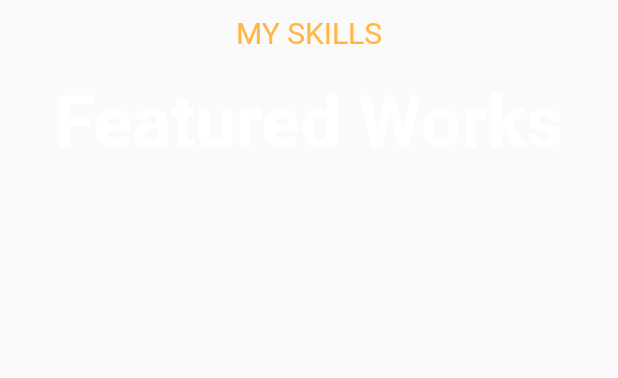
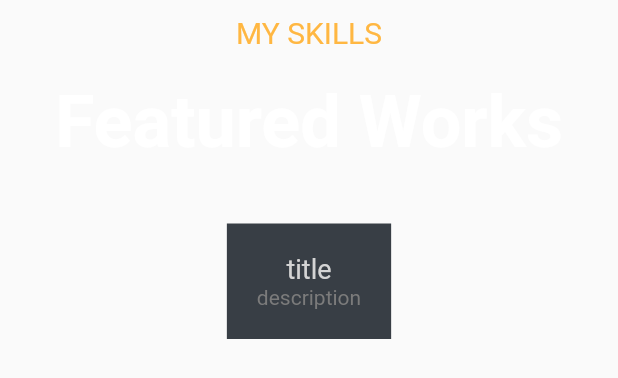
Before and after one commit to archp4/flutter_portfolio_v1, a Flutter app: the PersonalProject widget shown alone on an empty page, opened directly, on a phone screen of 412 x 824 dp. Shown: the top 378 px of the screen. Run offline on Flutter 3.47's test engine with Material 2 defaults, Android fonts, the phone set to English and light mode, and no system bars; our stand-ins replace dio, flutter_svg, timeline_tile; network calls fail.

Commit message:
added model and some bug fixes

```diff
--- a/lib/consts.dart
+++ b/lib/models/consts.dart
@@ -7,6 +7,7 @@ class ConstantValue {
   Color blackColor = const Color(0xff212529);
   Color yellowColor = const Color(0xffFFB742);
   Color whiteColor = const Color(0xffd4d4d4);
+  Color cardBackground = const Color(0xff383E45);
 }
 
 ConstantValue constantValue = ConstantValue();
--- /dev/null
+++ b/lib/models/projects.dart
@@ -0,0 +1,33 @@
+import 'package:portfilo/models/links.dart';
+
+class Projects {
+  final String title;
+  final String description;
+  final Links links;
+  Projects({
+    required this.title,
+    required this.description,
+    required this.links,
+  });
+}
+
+List<Projects> projects = [
+  Projects(
+    title: 'BBVS',
+    description:
+        "It's a simple voting application which is an decentralized application built using Flutter and the Ethereum Framework, and it has two modules: one for users and the other for administrators. Users can access services including adding and viewing users, candidates, elections, and verification, which allows administrators to validate users and check voting records. Users, on the other hand, can only vote in the current poll and then look at the results.",
+    links: Links(),
+  ),
+  Projects(
+    title: 'STAPP',
+    description:
+        "It's a simple voting application which is an decentralized application built using Flutter and the Ethereum Framework, and it has two modules: one for users and the other for administrators. Users can access services including adding and viewing users, candidates, elections, and verification, which allows administrators to validate users and check voting records. Users, on the other hand, can only vote in the current poll and then look at the results.",
+    links: Links(),
+  ),
+  Projects(
+    title: 'Social Distance Indicator',
+    description:
+        "It's IOT simulation project build using Arduino and Tinkercad.It can be used in place where people in everyday activity in crowded place like ticket counter at rain or bus station also counters of shop and mall.This IOT devices build using IOT components like Arduino UNO, LED ,buzzer,bread board,ultrasonic sensor.This IOT devices alert user when someone does not maintain 40 inches distance at counters.  ",
+    links: Links(),
+  ),
+];
--- a/lib/views/footer.dart
+++ b/lib/views/footer.dart
@@ -1,5 +1,5 @@
 import 'package:flutter/material.dart';
-import 'package:portfilo/consts.dart';
+import 'package:portfilo/models/consts.dart';
 import 'package:portfilo/widget/footer_tile.dart';
 
 class Footer extends StatelessWidget {
--- a/lib/views/intro.dart
+++ b/lib/views/intro.dart
@@ -1,5 +1,5 @@
 import 'package:flutter/material.dart';
-import 'package:portfilo/consts.dart';
+import 'package:portfilo/models/consts.dart';
 
 class Intro extends StatelessWidget {
   const Intro({Key? key}) : super(key: key);
--- a/lib/views/work.dart
+++ b/lib/views/work.dart
@@ -1,4 +1,6 @@
 import 'package:flutter/material.dart';
+import 'package:portfilo/models/consts.dart';
+import 'package:portfilo/widget/custom_textstyle.dart';
 import 'package:portfilo/widget/header_text.dart';
 import 'package:portfilo/widget/highlight_section.dart';
 
@@ -18,9 +20,41 @@ class PersonalProject extends StatelessWidget {
             const SizedBox(height: 10),
             headerText(text: "Featured Works"),
             const SizedBox(height: 40),
+            card(
+              title: "",
+              description: "",
+              links: "",
+            )
           ],
         ),
       ),
     );
   }
+
+  Widget card({
+    required String title,
+    required String description,
+    required String links,
+  }) {
+    return Container(
+      decoration: BoxDecoration(color: constantValue.cardBackground),
+      padding: const EdgeInsets.all(20),
+      child: Stack(
+        children: [
+          Column(
+            children: [
+              Text(
+                'title',
+                style: workTitleTextStyle(),
+              ),
+              Text(
+                'description',
+                style: worksubtitleTextStyle(),
+              ),
+            ],
+          ),
+        ],
+      ),
+    );
+  }
 }
--- a/lib/widget/custom_textstyle.dart
+++ b/lib/widget/custom_textstyle.dart
@@ -20,3 +20,17 @@ TextStyle footerSubtitleTextStyle() {
     fontSize: 18,
   );
 }
+
+TextStyle workTitleTextStyle() {
+  return const TextStyle(
+    color: Color(0xffd4d4d4),
+    fontSize: 18,
+  );
+}
+
+TextStyle worksubtitleTextStyle() {
+  return const TextStyle(
+    color: Color(0xff7B7B7B),
+    fontSize: 14,
+  );
+}
--- a/lib/widget/highlight_section.dart
+++ b/lib/widget/highlight_section.dart
@@ -1,5 +1,5 @@
 import 'package:flutter/cupertino.dart';
-import 'package:portfilo/consts.dart';
+import 'package:portfilo/models/consts.dart';
 
 Widget highlightSection({required String text}) {
   return Container(
--- a/lib/widget/hire_buttom.dart
+++ b/lib/widget/hire_buttom.dart
@@ -1,5 +1,5 @@
 import 'package:flutter/material.dart';
-import 'package:portfilo/consts.dart';
+import 'package:portfilo/models/consts.dart';
 
 Widget hireButton() {
   return SizedBox(
--- a/pubspec.yaml
+++ b/pubspec.yaml
@@ -37,6 +37,8 @@ dependencies:
   dio: ^4.0.6
   flutter_svg: ^1.0.3
   url_launcher: ^6.1.0
+  timeline_tile: ^2.0.0
+  google_fonts: ^2.3.1
 
 dev_dependencies:
   flutter_test:
```
Also changed, not shown: lib/homepage.dart (+4 -3 lines), lib/models/links.dart (added, +10 -0 lines), lib/views/skill.dart (+12 -2 lines), lib/views/study.dart (added, +73 -0 lines), pubspec.lock.
